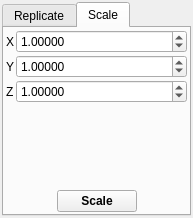
This is trunk/src/gui/celltransform.ui in trisyoungs/aten as Qt 5 draws it before an edit. The edited form follows.
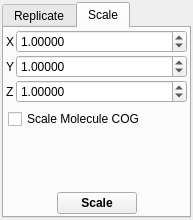
This is the edited form. The open tabs and pages were chosen to show the change. Icons and pictures are not drawn.

What changed in the file:
```diff
--- a/trunk/src/gui/celltransform.ui
+++ b/trunk/src/gui/celltransform.ui
@@ -5,8 +5,8 @@
    <rect>
     <x>0</x>
     <y>0</y>
-    <width>167</width>
-    <height>218</height>
+    <width>172</width>
+    <height>220</height>
    </rect>
   </property>
   <property name="windowTitle" >
@@ -435,6 +435,31 @@
          </item>
         </layout>
        </item>
+       <item>
+        <layout class="QHBoxLayout" >
+         <property name="margin" >
+          <number>2</number>
+         </property>
+         <property name="spacing" >
+          <number>4</number>
+         </property>
+         <item>
+          <widget class="QCheckBox" name="CellScaleUseCogsCheck" >
+           <property name="sizePolicy" >
+            <sizepolicy>
+             <hsizetype>7</hsizetype>
+             <vsizetype>0</vsizetype>
+             <horstretch>0</horstretch>
+             <verstretch>0</verstretch>
+            </sizepolicy>
+           </property>
+           <property name="text" >
+            <string>Scale Molecule COG</string>
+           </property>
+          </widget>
+         </item>
+        </layout>
+       </item>
        <item>
         <spacer>
          <property name="orientation" >
```
